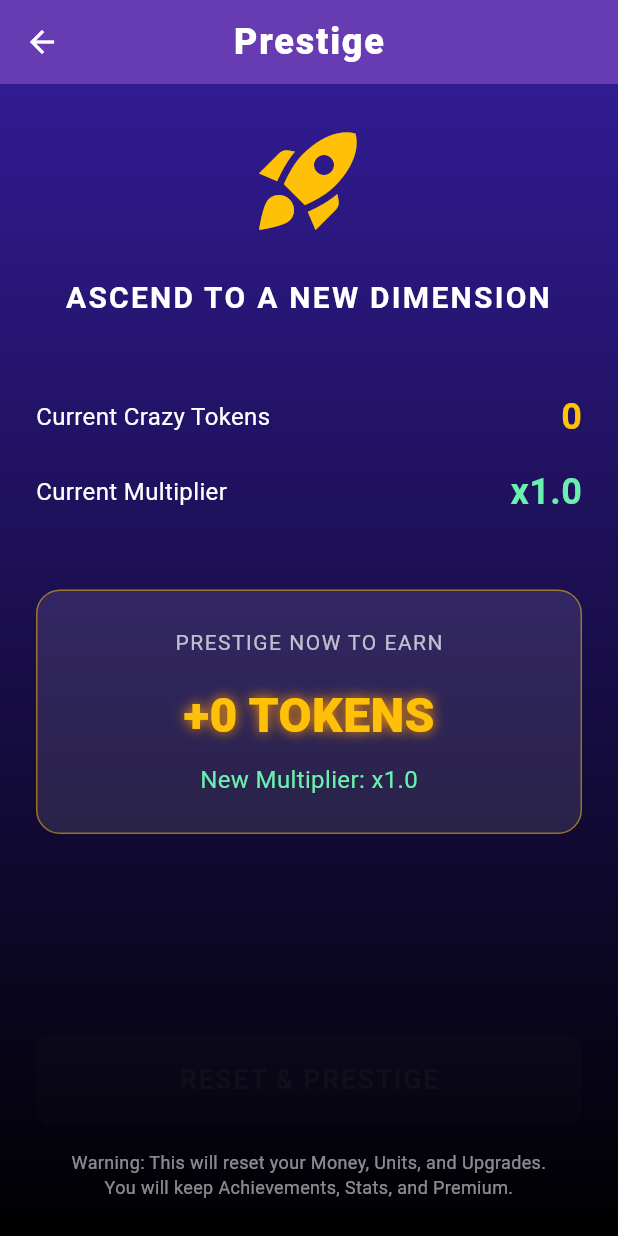
After one commit to coins5/supercrazydeliveryinc, a Flutter app: the screen it shows after launch, after a tap on the "rocket launch" icon, on a phone screen of 412 x 824 dp. The commit adds this screen. Run offline on Flutter 3.47's test engine with Material 3 defaults, Android fonts, the phone set to English and light mode, and no system bars; our stand-ins replace shared_preferences.

Commit message:
El sistema de prestigio ya funciona

```diff
--- a/lib/models/game_state.dart
+++ b/lib/models/game_state.dart
@@ -1,4 +1,5 @@
 import 'dart:async';
+import 'dart:math' as math;
 import 'package:flutter/foundation.dart';
 import 'delivery_unit.dart';
 import 'upgrade.dart';
@@ -110,6 +111,72 @@ class GameState extends ChangeNotifier {
   // Queue for showing evolution notifications
   List<String> evolutionNotifications = [];
 
+  // Prestige
+  int _prestigeTokens = 0;
+  int get prestigeTokens => _prestigeTokens;
+
+  double get prestigeMultiplier => 1.0 + (_prestigeTokens * 0.10);
+
+  int calculatePotentialTokens() {
+    if (_totalMoneyEarned < 1000000) return 0;
+    // Formula: sqrt(totalMoney / 1M) - currentTokens
+    int potential = (math.sqrt(_totalMoneyEarned / 1000000)).floor();
+    return potential - _prestigeTokens > 0 ? potential - _prestigeTokens : 0;
+  }
+
+  void prestige() {
+    int tokensToGain = calculatePotentialTokens();
+    if (tokensToGain <= 0) return;
+
+    _prestigeTokens += tokensToGain;
+
+    // Reset Progress
+    _money = 0;
+    _totalMoneyEarned =
+        0; // Optional: Keep lifetime stats separate? Plan said reset.
+    // Actually, usually lifetime stats are kept for achievements.
+    // But for the formula to work (incremental), we might need to keep it
+    // OR change the formula to be based on "Current Run Money".
+    // Let's stick to the plan: Reset money, units, upgrades.
+    // But if we reset totalMoneyEarned, the formula sqrt(0) will be 0.
+    // So the formula MUST be based on LIFETIME earnings or we reset it and the formula is based on THIS RUN.
+    // Standard idle: Formula based on Lifetime Earnings.
+    // So we should NOT reset _totalMoneyEarned if we want the formula to be cumulative.
+    // OR if the formula is "tokens based on money THIS run", then we reset.
+    // Let's assume "Money This Run" for simplicity of the "reset" concept.
+    // So:
+    _money = 0;
+    // _totalMoneyEarned = 0; // Let's NOT reset this, so achievements stick?
+    // Wait, if I don't reset totalMoneyEarned, the formula `sqrt(total)` will always yield the SAME tokens unless I subtract `_prestigeTokens`.
+    // Yes, the formula `potential - _prestigeTokens` handles the cumulative nature.
+    // So `_totalMoneyEarned` should probably NOT be reset if it tracks "Lifetime".
+    // However, usually "Money" is reset. "Total Money Earned" is usually lifetime.
+    // Let's reset `_money` but KEEP `_totalMoneyEarned` for achievements/stats,
+    // BUT we need a `_moneyEarnedThisRun` for the prestige formula if we want it to be run-based.
+    // The plan said: "Reset _money, units, upgrades."
+    // It didn't explicitly say reset `_totalMoneyEarned`.
+    // Let's keep `_totalMoneyEarned` for achievements.
+
+    // Reset Units
+    for (var unit in units) {
+      unit.count = 0;
+      unit.multiplier = 1.0;
+    }
+
+    // Reset Upgrades
+    for (var upgrade in upgrades) {
+      upgrade.isPurchased = false;
+    }
+
+    // Reset Multipliers
+    _clickMultiplier = 1.0;
+    _highestMoneyPerSecond = 0; // Reset for this run
+
+    // Save immediately
+    _saveGame();
+    notifyListeners();
+  }
+
   // Offline Earnings
   double _offlineEarnings = 0;
   double get offlineEarnings => _offlineEarnings;
@@ -151,8 +218,13 @@ class GameState extends ChangeNotifier {
       _highestMoneyPerSecond = data['highestMoneyPerSecond'] ?? 0;
       _totalMoneySpent = data['totalMoneySpent'] ?? 0;
       _useScientificNotation = data['useScientificNotation'] ?? false;
+      _totalEvolutions = data['totalEvolutions'] ?? 0;
+      _highestMoneyPerSecond = data['highestMoneyPerSecond'] ?? 0;
+      _totalMoneySpent = data['totalMoneySpent'] ?? 0;
+      _useScientificNotation = data['useScientificNotation'] ?? false;
       _clickMultiplier = data['clickMultiplier'] ?? 1.0;
       _isPremium = data['isPremium'] ?? false;
+      _prestigeTokens = data['prestigeTokens'] ?? 0;
 
       if (data['boostEndTime'] != null) {
         _boostEndTime = DateTime.tryParse(data['boostEndTime']);
@@ -307,6 +379,7 @@ class GameState extends ChangeNotifier {
       'useScientificNotation': _useScientificNotation,
       'clickMultiplier': _clickMultiplier,
       'isPremium': _isPremium,
+      'prestigeTokens': _prestigeTokens,
       'boostEndTime': _boostEndTime?.toIso8601String(),
       'lastSaveTime': DateTime.now().toIso8601String(),
       'units': units
@@ -341,6 +414,7 @@ class GameState extends ChangeNotifier {
     if (isPremium) {
       income *= 2;
     }
+    income *= prestigeMultiplier;
     return income;
   }
 
@@ -368,6 +442,7 @@ class GameState extends ChangeNotifier {
     if (isPremium) {
       value *= 2;
     }
+    value *= prestigeMultiplier;
     return value;
   }
 
--- a/lib/screens/home_screen.dart
+++ b/lib/screens/home_screen.dart
@@ -7,6 +7,7 @@ import 'statistics_screen.dart';
 import 'achievements_screen.dart';
 import '../data/offline_messages.dart';
 import 'dart:math';
+import 'prestige_screen.dart';
 
 class HomeScreen extends StatefulWidget {
   const HomeScreen({super.key});
@@ -25,6 +26,15 @@ class _HomeScreenState extends State<HomeScreen> {
         title: const Text('Super Crazy Delivery Inc'),
         backgroundColor: Colors.amber,
         actions: [
+          IconButton(
+            icon: const Icon(Icons.rocket_launch),
+            onPressed: () {
+              Navigator.push(
+                context,
+                MaterialPageRoute(builder: (context) => const PrestigeScreen()),
+              );
+            },
+          ),
           IconButton(
             icon: const Icon(Icons.emoji_events),
             onPressed: () {
--- /dev/null
+++ b/lib/screens/prestige_screen.dart
@@ -0,0 +1,183 @@
+import 'package:flutter/material.dart';
+import 'package:provider/provider.dart';
+import '../models/game_state.dart';
+
+class PrestigeScreen extends StatelessWidget {
+  const PrestigeScreen({super.key});
+
+  @override
+  Widget build(BuildContext context) {
+    return Scaffold(
+      appBar: AppBar(
+        title: const Text('Prestige'),
+        backgroundColor: Colors.deepPurple,
+        foregroundColor: Colors.white,
+      ),
+      body: Container(
+        decoration: BoxDecoration(
+          gradient: LinearGradient(
+            begin: Alignment.topCenter,
+            end: Alignment.bottomCenter,
+            colors: [Colors.deepPurple.shade900, Colors.black],
+          ),
+        ),
+        child: Consumer<GameState>(
+          builder: (context, gameState, child) {
+            final potentialTokens = gameState.calculatePotentialTokens();
+            final currentMultiplier = gameState.prestigeMultiplier;
+            final nextMultiplier =
+                1.0 + ((gameState.prestigeTokens + potentialTokens) * 0.10);
+
+            return Padding(
+              padding: const EdgeInsets.all(24.0),
+              child: Column(
+                crossAxisAlignment: CrossAxisAlignment.stretch,
+                children: [
+                  const Icon(
+                    Icons.rocket_launch,
+                    size: 80,
+                    color: Colors.amber,
+                  ),
+                  const SizedBox(height: 24),
+                  const Text(
+                    'ASCEND TO A NEW DIMENSION',
+                    textAlign: TextAlign.center,
+                    style: TextStyle(
+                      color: Colors.white,
+                      fontSize: 20,
+                      fontWeight: FontWeight.bold,
+                      letterSpacing: 1.5,
+                    ),
+                  ),
+                  const SizedBox(height: 48),
+                  _buildStatRow(
+                    'Current Crazy Tokens',
+                    gameState.prestigeTokens.toString(),
+                    Colors.amber,
+                  ),
+                  const SizedBox(height: 16),
+                  _buildStatRow(
+                    'Current Multiplier',
+                    'x${currentMultiplier.toStringAsFixed(1)}',
+                    Colors.greenAccent,
+                  ),
+                  const SizedBox(height: 48),
+                  Container(
+                    padding: const EdgeInsets.all(24),
+                    decoration: BoxDecoration(
+                      color: Colors.white.withValues(alpha: 0.1),
+                      borderRadius: BorderRadius.circular(16),
+                      border: Border.all(
+                        color: Colors.amber.withValues(alpha: 0.5),
+                      ),
+                    ),
+                    child: Column(
+                      children: [
+                        const Text(
+                          'PRESTIGE NOW TO EARN',
+                          style: TextStyle(
+                            color: Colors.white70,
+                            fontSize: 14,
+                            letterSpacing: 1,
+                          ),
+                        ),
+                        const SizedBox(height: 16),
+                        Text(
+                          '+$potentialTokens TOKENS',
+                          style: const TextStyle(
+                            color: Colors.amber,
+                            fontSize: 32,
+                            fontWeight: FontWeight.w900,
+                            shadows: [
+                              Shadow(color: Colors.orange, blurRadius: 10),
+                            ],
+                          ),
+                        ),
+                        const SizedBox(height: 8),
+                        Text(
+                          'New Multiplier: x${nextMultiplier.toStringAsFixed(1)}',
+                          style: const TextStyle(
+                            color: Colors.greenAccent,
+                            fontSize: 16,
+                          ),
+                        ),
+                      ],
+                    ),
+                  ),
+                  const Spacer(),
+                  ElevatedButton(
+                    onPressed: potentialTokens > 0
+                        ? () => _showConfirmationDialog(context, gameState)
+                        : null,
+                    style: ElevatedButton.styleFrom(
+                      backgroundColor: Colors.redAccent,
+                      foregroundColor: Colors.white,
+                      padding: const EdgeInsets.symmetric(vertical: 20),
+                      textStyle: const TextStyle(
+                        fontSize: 18,
+                        fontWeight: FontWeight.bold,
+                        letterSpacing: 1,
+                      ),
+                    ),
+                    child: const Text('RESET & PRESTIGE'),
+                  ),
+                  const SizedBox(height: 16),
+                  const Text(
+                    'Warning: This will reset your Money, Units, and Upgrades.\nYou will keep Achievements, Stats, and Premium.',
+                    textAlign: TextAlign.center,
+                    style: TextStyle(color: Colors.white54, fontSize: 12),
+                  ),
+                ],
+              ),
+            );
+          },
+        ),
+      ),
+    );
+  }
+
+  Widget _buildStatRow(String label, String value, Color valueColor) {
+    return Row(
+      mainAxisAlignment: MainAxisAlignment.spaceBetween,
+      children: [
+        Text(label, style: const TextStyle(color: Colors.white, fontSize: 16)),
+        Text(
+          value,
+          style: TextStyle(
+            color: valueColor,
+            fontSize: 24,
+            fontWeight: FontWeight.bold,
+          ),
+        ),
+      ],
+    );
+  }
+
+  void _showConfirmationDialog(BuildContext context, GameState gameState) {
+    showDialog(
+      context: context,
+      builder: (context) => AlertDialog(
+        title: const Text('Are you sure?'),
+        content: const Text(
+          'You are about to reset your progress for Crazy Tokens.\n\n'
+          'This action cannot be undone!',
+        ),
+        actions: [
+          TextButton(
+            onPressed: () => Navigator.pop(context),
+            child: const Text('CANCEL'),
+          ),
+          TextButton(
+            onPressed: () {
+              gameState.prestige();
+              Navigator.pop(context); // Close dialog
+              Navigator.pop(context); // Close Prestige Screen
+            },
+            style: TextButton.styleFrom(foregroundColor: Colors.red),
+            child: const Text('DO IT!'),
+          ),
+        ],
+      ),
+    );
+  }
+}
```
